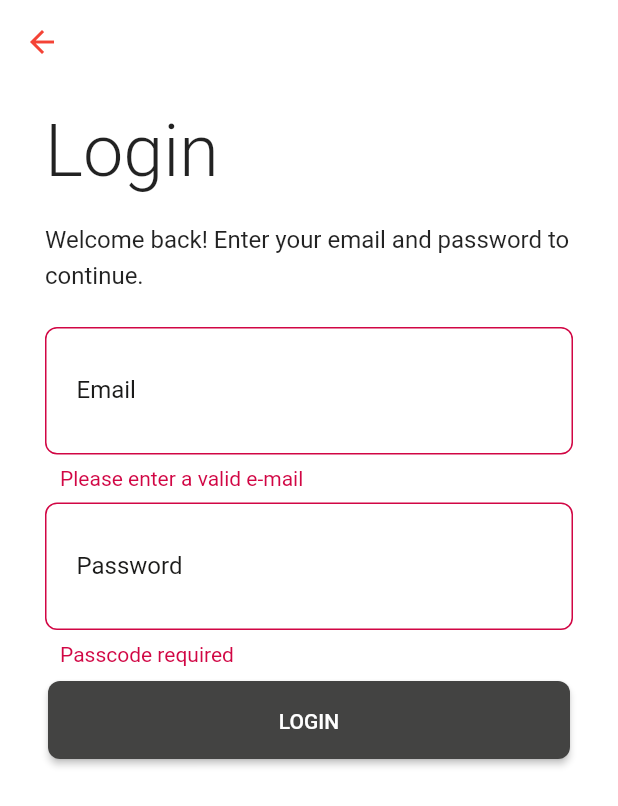
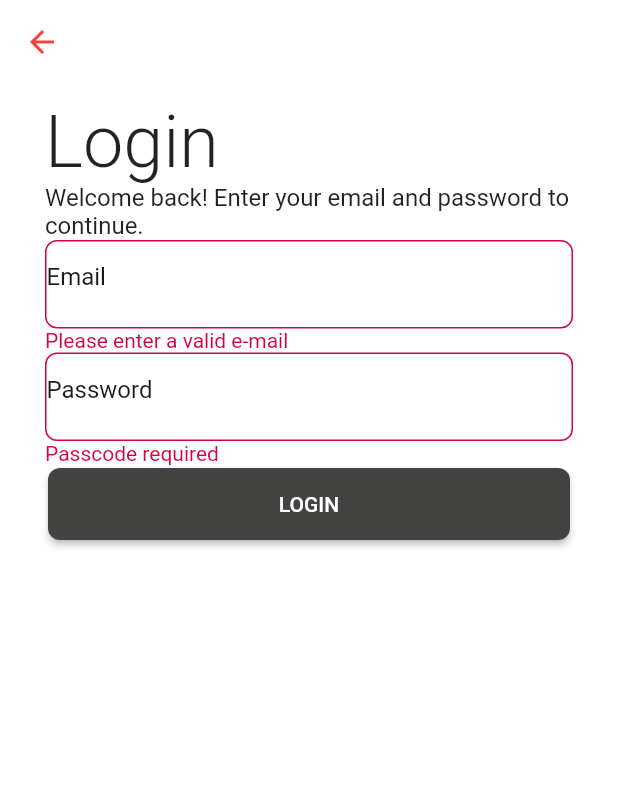
Before and after one commit to flutterslayer/blinc_ui_flutter, a Flutter app: the LoginPage screen opened by its route, after a tap on "LOGIN", on a phone screen of 412 x 824 dp. Shown: the top 806 px of the screen. Run offline on Flutter 3.47's test engine with Material 2 defaults, Android fonts, the phone set to English and light mode, and no system bars; Roboto replaces fonts that are missing (proxima_nova_font).

Commit message:
all components responsive

```diff
--- a/lib/src/app_bar_component.dart
+++ b/lib/src/app_bar_component.dart
@@ -57,12 +57,12 @@ class BlincAppBar extends AppBar with PreferredSizeWidget {
           iconTheme: const IconThemeData(color: AppColors.colorNeutral_800),
           title: title,
           centerTitle: true,
-          toolbarHeight: height.hsp,
+          toolbarHeight: height,
           actions: [
             GestureDetector(
               onTap: iconOnPressed,
               child: Padding(
-                  padding: EdgeInsets.only(right: 14.hsp),
+                  padding: EdgeInsets.only(right: 14.wsp),
                   child: Icon(
                     icon,
                   )),
--- a/lib/src/blinc_button_component.dart
+++ b/lib/src/blinc_button_component.dart
@@ -1,3 +1,4 @@
+import 'package:blinc_ui_flutter/blinc_ui_flutter.dart';
 import 'package:blinc_ui_flutter/src/blinc_colors.dart';
 import 'package:blinc_ui_flutter/src/loading_spinner_component.dart';
 import 'package:blinc_ui_flutter/src/spacing.dart';
@@ -204,9 +205,9 @@ class BlincButton extends StatefulWidget {
           return Stack(
             children: [
               Align(
-                alignment: const Alignment(-0.7, 0),
+                alignment: Alignment(-0.7.wsp, 0.hsp),
                 child: SizedBox(
-                  width: constraints.maxWidth / 2,
+                  width: constraints.maxWidth / 2.wsp,
                   child: BlincButton(
                     text: textLeft,
                     onPressed: onPressedLeft,
@@ -214,9 +215,9 @@ class BlincButton extends StatefulWidget {
                 ),
               ),
               Align(
-                alignment: const Alignment(0.8, 0),
+                alignment: Alignment(0.8.wsp, 0.hsp),
                 child: SizedBox(
-                  width: constraints.maxWidth / 2,
+                  width: constraints.maxWidth / 2.wsp,
                   child: BlincButton(
                     text: textRight,
                     onPressed: onPressedRight,
@@ -299,7 +300,7 @@ class _BlincButtonState extends State<BlincButton> {
       decoration: BoxDecoration(
         // Checks if the button is focused. If true, returns the custom border
         border: isFocused == true
-            ? Border.all(color: focusedBorderColor, width: 2)
+            ? Border.all(color: focusedBorderColor, width: 2.wsp)
             : null,
         borderRadius: BorderRadius.circular(10),
       ),
@@ -313,13 +314,13 @@ class _BlincButtonState extends State<BlincButton> {
           // minWidth of the button. If not defined will take the standard
           minWidth: widget.isFluid == true
               ? 0
-              : widget.blincButtonPresets?.minimumWidth ??
-                  DefaultPresets.minimumWidth,
+              : widget.blincButtonPresets?.minimumWidth.wsp ??
+                  DefaultPresets.minimumWidth.wsp,
           // minHeight of the button. If not defined will take the standard
           minHeight: widget.isFluid == true
               ? 0
-              : widget.blincButtonPresets?.minimumHeight ??
-                  DefaultPresets.minimumHeight,
+              : widget.blincButtonPresets?.minimumHeight.hsp ??
+                  DefaultPresets.minimumHeight.hsp,
         ),
         child: ElevatedButton(
           // Changes the state when the button focus changes
@@ -449,8 +450,8 @@ class _BlincButtonState extends State<BlincButton> {
                 // If isLoading is true will return only the loading widget
                 if (widget.isLoading == true)
                   SizedBox(
-                      width: 25,
-                      height: 25,
+                      width: 25.wsp,
+                      height: 25.hsp,
                       child: LoadingSpinner(
                         color: widget.buttonTheme?.loadingSpinnerColor ??
                             DefaultTheme.loadingSpinnerColor,
@@ -463,7 +464,7 @@ class _BlincButtonState extends State<BlincButton> {
                   if (widget.icon != null && widget.isIconInverted != true)
                     Flexible(
                       child: Padding(
-                        padding: const EdgeInsets.only(right: 5),
+                        padding: EdgeInsets.only(right: 5.wsp),
                         child: Icon(
                           widget.icon,
                           size: widget.blincButtonPresets?.iconSize ??
@@ -477,7 +478,7 @@ class _BlincButtonState extends State<BlincButton> {
                       child: Text(
                         widget.text!,
                         style: TextStyle(
-                          height: 1.5,
+                          height: 1.5.hsp,
                           decorationThickness: 1.2,
                           color: Colors.transparent,
                           fontSize: widget.blincButtonPresets?.fontSize,
@@ -491,7 +492,7 @@ class _BlincButtonState extends State<BlincButton> {
                       child: Text(
                         widget.text!,
                         style: TextStyle(
-                          height: 1.42,
+                          height: 1.42.hsp,
                           fontWeight: null,
                           fontSize: widget.blincButtonPresets?.fontSize,
                         ),
@@ -501,7 +502,7 @@ class _BlincButtonState extends State<BlincButton> {
                   // Returns an icon at the right side of the button
                   if (widget.icon != null && widget.isIconInverted == true)
                     Padding(
-                      padding: const EdgeInsets.only(left: 1),
+                      padding: EdgeInsets.only(left: 1.wsp),
                       child: Icon(
                         widget.icon,
                         size: widget.blincButtonPresets?.iconSize ??
@@ -537,8 +538,8 @@ class DefaultTheme {
 /// The default presets used when the button shape and sizes are not
 /// explicitly defined
 class DefaultPresets {
-  static const double minimumWidth = 137;
-  static const double minimumHeight = 32;
+  static double minimumWidth = 137.wsp;
+  static double minimumHeight = 32.hsp;
   static const padding = EdgeInsets.fromLTRB(0, 16, 0, 16);
   static var shape = RoundedRectangleBorder(
     borderRadius: BorderRadius.circular(8.0),
@@ -733,9 +734,9 @@ abstract class BlincButtonPresets {
 
 class SmallPresets implements BlincButtonPresets {
   @override
-  final minimumWidth = 137;
+  final minimumWidth = 137.wsp;
   @override
-  final minimumHeight = 32;
+  final minimumHeight = 32.hsp;
   @override
   final padding = const EdgeInsets.fromLTRB(0, 0, 0, 0);
   @override
@@ -752,9 +753,9 @@ class SmallPresets implements BlincButtonPresets {
 
 class LargePresets implements BlincButtonPresets {
   @override
-  final minimumWidth = 326;
+  final minimumWidth = 326.wsp;
   @override
-  final minimumHeight = 72;
+  final minimumHeight = 72.hsp;
   @override
   final padding = const EdgeInsets.all(0);
   @override
@@ -771,9 +772,9 @@ class LargePresets implements BlincButtonPresets {
 
 class DoublePrimaryPresets implements BlincButtonPresets {
   @override
-  final minimumWidth = 0;
+  final minimumWidth = 0.wsp;
   @override
-  final minimumHeight = 72;
+  final minimumHeight = 72.hsp;
   @override
   final padding = const EdgeInsets.only(
     left: Spacing.xs,
@@ -793,9 +794,9 @@ class DoublePrimaryPresets implements BlincButtonPresets {
 
 class DoubleSecondaryPresets implements BlincButtonPresets {
   @override
-  final minimumWidth = 0;
+  final minimumWidth = 0.wsp;
   @override
-  final minimumHeight = 72;
+  final minimumHeight = 72.hsp;
   @override
   final padding = const EdgeInsets.only(
     left: Spacing.xs,
--- a/lib/src/blinc_icon_button_component.dart
+++ b/lib/src/blinc_icon_button_component.dart
@@ -170,7 +170,7 @@ class _BlincIconButtonState extends State<BlincIconButton> {
       decoration: BoxDecoration(
         // Checks if the button is focused. If true, returns the custom border
         border: isFocused == true
-            ? Border.all(color: focusedBorderColor, width: 2)
+            ? Border.all(color: focusedBorderColor, width: 2.wsp)
             : null,
         borderRadius: BorderRadius.circular(60),
       ),
@@ -183,11 +183,11 @@ class _BlincIconButtonState extends State<BlincIconButton> {
         child: SizedBox(
           // Width of the button. If not defined will take the standard
           width:
-              widget.iconPresets?.buttonSize ?? DefaultIconPresets.buttonSize,
+              widget.iconPresets?.buttonSize.wsp ?? DefaultIconPresets.buttonSize.wsp,
 
           // Height of the button. If not defined will take the standard
           height:
-              widget.iconPresets?.buttonSize ?? DefaultIconPresets.buttonSize,
+              widget.iconPresets?.buttonSize.hsp ?? DefaultIconPresets.buttonSize.hsp,
           child: ElevatedButton(
             clipBehavior: Clip.none,
 
--- a/lib/src/blinc_input_component.dart
+++ b/lib/src/blinc_input_component.dart
@@ -193,9 +193,9 @@ class _BlincInputTextFieldState extends State<BlincInputTextField> {
     bool suffixIcon = false,
   }) {
     return Padding(
-      padding: const EdgeInsets.only(
-        left: 10,
-        right: 10,
+      padding: EdgeInsets.only(
+        left: 10.wsp,
+        right: 10.wsp,
       ),
       child: icon != null
           ? Icon(
@@ -240,12 +240,12 @@ class _BlincInputTextFieldState extends State<BlincInputTextField> {
             },
             decoration: InputDecoration(
               errorMaxLines: 1,
-              errorStyle: const TextStyle(
+              errorStyle: TextStyle(
                 color: Colors.transparent,
                 fontSize: 0,
-                height: -10,
+                height: -10.hsp,
               ),
-              contentPadding: const EdgeInsets.symmetric(vertical: 24),
+              contentPadding: EdgeInsets.symmetric(vertical: 24.hsp),
               border: InputBorder.none,
               labelText: widget.label,
               hintText: widget.placeholder,
@@ -270,9 +270,9 @@ class _BlincInputTextFieldState extends State<BlincInputTextField> {
           ),
         ),
         Padding(
-          padding: const EdgeInsets.only(
-            top: 8,
-            left: 10,
+          padding: EdgeInsets.only(
+            top: 8.hsp,
+            left: 10.wsp,
           ),
           child: Text(
             _errorMessage ?? widget.descriptionText ?? '',
--- a/lib/src/blinc_text.dart
+++ b/lib/src/blinc_text.dart
@@ -1,3 +1,4 @@
+import 'package:blinc_ui_flutter/blinc_ui_flutter.dart';
 import 'package:flutter/material.dart';
 
 /// BlincText will create a text widget with pre-built styles. They can be
@@ -36,7 +37,7 @@ abstract class BaseBlincText extends StatelessWidget {
 
   FontWeight fontWeight = FontWeight.w400;
   double fontSize = 16;
-  double fontHeight = 0;
+  double fontHeight = 0.hsp;
   double realFontHeight = 0;
 
   BaseBlincText get weightThin {
@@ -162,57 +163,57 @@ abstract class BaseBlincText extends StatelessWidget {
   }
 
   BaseBlincText get heightXXXS {
-    _calculateFontHeight(newFontHeight: 12);
+    _calculateFontHeight(newFontHeight: 12.hsp.toInt());
     return this;
   }
 
   BaseBlincText get heightXXS {
-    _calculateFontHeight(newFontHeight: 16);
+    _calculateFontHeight(newFontHeight: 16.hsp.toInt());
     return this;
   }
 
   BaseBlincText get heightXS {
-    _calculateFontHeight(newFontHeight: 20);
+    _calculateFontHeight(newFontHeight: 20.hsp.toInt());
     return this;
   }
 
   BaseBlincText get heightSM {
-    _calculateFontHeight(newFontHeight: 24);
+    _calculateFontHeight(newFontHeight: 24.hsp.toInt());
     return this;
   }
 
   BaseBlincText get heightMD {
-    _calculateFontHeight(newFontHeight: 28);
+    _calculateFontHeight(newFontHeight: 28.hsp.toInt());
     return this;
   }
 
   BaseBlincText get heightLG {
-    _calculateFontHeight(newFontHeight: 32);
+    _calculateFontHeight(newFontHeight: 32.hsp.toInt());
     return this;
   }
 
   BaseBlincText get heightXL {
-    _calculateFontHeight(newFontHeight: 40);
+    _calculateFontHeight(newFontHeight: 40.hsp.toInt());
     return this;
   }
 
   BaseBlincText get heightXXL {
-    _calculateFontHeight(newFontHeight: 48);
+    _calculateFontHeight(newFontHeight: 48.hsp.toInt());
     return this;
   }
 
   BaseBlincText get heightXXXL {
-    _calculateFontHeight(newFontHeight: 56);
+    _calculateFontHeight(newFontHeight: 56.hsp.toInt());
     return this;
   }
 
   BaseBlincText get heightHuge {
-    _calculateFontHeight(newFontHeight: 64);
+    _calculateFontHeight(newFontHeight: 64.hsp.toInt());
     return this;
   }
 
   BaseBlincText get heightXHuge {
-    _calculateFontHeight(newFontHeight: 72);
+    _calculateFontHeight(newFontHeight: 72.hsp.toInt());
     return this;
   }
 }
--- a/lib/src/space_component.dart
+++ b/lib/src/space_component.dart
@@ -1,3 +1,4 @@
+import 'package:blinc_ui_flutter/blinc_ui_flutter.dart';
 import 'package:blinc_ui_flutter/src/spacing.dart';
 import 'package:flutter/material.dart';
 
@@ -31,8 +32,8 @@ class _CustomSpaceComponent extends StatelessWidget {
   @override
   Widget build(BuildContext context) {
     return SizedBox(
-      width: width,
-      height: height,
+      width: width?.wsp,
+      height: height?.hsp,
     );
   }
 }
@@ -45,9 +46,9 @@ extension SelectOrientationAndSize on BlincSpacer {
   Widget get huge {
     switch (this) {
       case BlincSpacer.horizontal:
-        return const _CustomSpaceComponent(width: Spacing.huge);
+        return _CustomSpaceComponent(width: Spacing.huge.wsp);
       case BlincSpacer.vertical:
-        return const _CustomSpaceComponent(height: Spacing.huge);
+        return _CustomSpaceComponent(height: Spacing.huge.hsp);
     }
   }
 
@@ -55,9 +56,9 @@ extension SelectOrientationAndSize on BlincSpacer {
   Widget get xxxl {
     switch (this) {
       case BlincSpacer.horizontal:
-        return const _CustomSpaceComponent(width: Spacing.xxxl);
+        return _CustomSpaceComponent(width: Spacing.xxxl.wsp);
       case BlincSpacer.vertical:
-        return const _CustomSpaceComponent(height: Spacing.xxxl);
+        return _CustomSpaceComponent(height: Spacing.xxxl.hsp);
     }
   }
 
@@ -65,9 +66,9 @@ extension SelectOrientationAndSize on BlincSpacer {
   Widget get xxl {
     switch (this) {
       case BlincSpacer.horizontal:
-        return const _CustomSpaceComponent(width: Spacing.xxl);
+        return _CustomSpaceComponent(width: Spacing.xxl.wsp);
       case BlincSpacer.vertical:
-        return const _CustomSpaceComponent(height: Spacing.xxl);
+        return _CustomSpaceComponent(height: Spacing.xxl.hsp);
     }
   }
 
@@ -75,9 +76,9 @@ extension SelectOrientationAndSize on BlincSpacer {
   Widget get xl {
     switch (this) {
       case BlincSpacer.horizontal:
-        return const _CustomSpaceComponent(width: Spacing.xl);
+        return _CustomSpaceComponent(width: Spacing.xl.wsp);
       case BlincSpacer.vertical:
-        return const _CustomSpaceComponent(height: Spacing.xl);
+        return _CustomSpaceComponent(height: Spacing.xl.hsp);
     }
   }
 
@@ -85,9 +86,9 @@ extension SelectOrientationAndSize on BlincSpacer {
   Widget get lg {
     switch (this) {
       case BlincSpacer.horizontal:
-        return const _CustomSpaceComponent(width: Spacing.lg);
+        return _CustomSpaceComponent(width: Spacing.lg.wsp);
       case BlincSpacer.vertical:
-        return const _CustomSpaceComponent(height: Spacing.lg);
+        return _CustomSpaceComponent(height: Spacing.lg.hsp);
     }
   }
 
@@ -95,9 +96,9 @@ extension SelectOrientationAndSize on BlincSpacer {
   Widget get md {
     switch (this) {
       case BlincSpacer.horizontal:
-        return const _CustomSpaceComponent(width: Spacing.md);
+        return _CustomSpaceComponent(width: Spacing.md.wsp);
       case BlincSpacer.vertical:
-        return const _CustomSpaceComponent(height: Spacing.md);
+        return _CustomSpaceComponent(height: Spacing.md.hsp);
     }
   }
 
@@ -105,9 +106,9 @@ extension SelectOrientationAndSize on BlincSpacer {
   Widget get sm {
     switch (this) {
       case BlincSpacer.horizontal:
-        return const _CustomSpaceComponent(width: Spacing.sm);
+        return _CustomSpaceComponent(width: Spacing.sm.wsp);
       case BlincSpacer.vertical:
-        return const _CustomSpaceComponent(height: Spacing.sm);
+        return _CustomSpaceComponent(height: Spacing.sm.hsp);
     }
   }
 
@@ -115,9 +116,9 @@ extension SelectOrientationAndSize on BlincSpacer {
   Widget get xs {
     switch (this) {
       case BlincSpacer.horizontal:
-        return const _CustomSpaceComponent(width: Spacing.xs);
+        return _CustomSpaceComponent(width: Spacing.xs.wsp);
       case BlincSpacer.vertical:
-        return const _CustomSpaceComponent(height: Spacing.xs);
+        return _CustomSpaceComponent(height: Spacing.xs.hsp);
     }
   }
 
@@ -125,9 +126,9 @@ extension SelectOrientationAndSize on BlincSpacer {
   Widget get xxs {
     switch (this) {
       case BlincSpacer.horizontal:
-        return const _CustomSpaceComponent(width: Spacing.xxs);
+        return _CustomSpaceComponent(width: Spacing.xxs.wsp);
       case BlincSpacer.vertical:
-        return const _CustomSpaceComponent(height: Spacing.xxs);
+        return _CustomSpaceComponent(height: Spacing.xxs.hsp);
     }
   }
 
@@ -135,9 +136,9 @@ extension SelectOrientationAndSize on BlincSpacer {
   Widget get xxxs {
     switch (this) {
       case BlincSpacer.horizontal:
-        return const _CustomSpaceComponent(width: Spacing.xxxs);
+        return _CustomSpaceComponent(width: Spacing.xxxs.wsp);
       case BlincSpacer.vertical:
-        return const _CustomSpaceComponent(height: Spacing.xxxs);
+        return _CustomSpaceComponent(height: Spacing.xxxs.hsp);
     }
   }
 
@@ -145,9 +146,9 @@ extension SelectOrientationAndSize on BlincSpacer {
   Widget get zero {
     switch (this) {
       case BlincSpacer.horizontal:
-        return const _CustomSpaceComponent(width: Spacing.zero);
+        return _CustomSpaceComponent(width: Spacing.zero.wsp);
       case BlincSpacer.vertical:
-        return const _CustomSpaceComponent(height: Spacing.zero);
+        return _CustomSpaceComponent(height: Spacing.zero.hsp);
     }
   }
 }
```
Also changed, not shown: lib/src/blinc_brand.dart (+4 -4 lines), lib/src/blinc_shadows.dart (+16 -15 lines), lib/src/loading_spinner_component.dart (+5 -4 lines).
